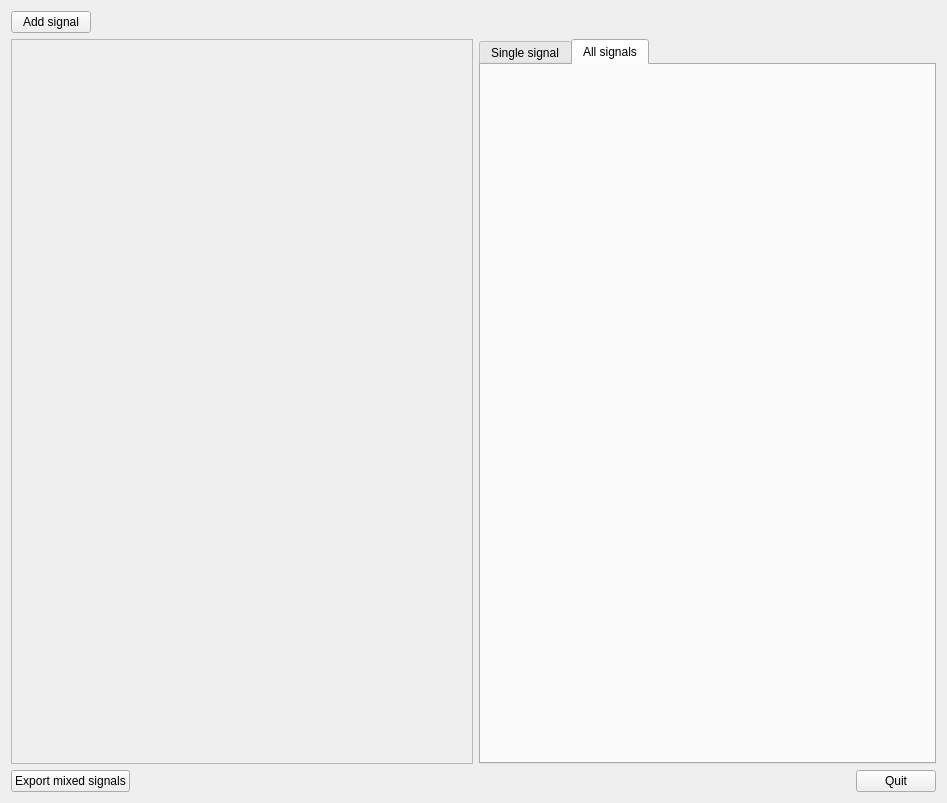
Qt form forms/mainform.ui (echmet/SignalMixer) before a commit.
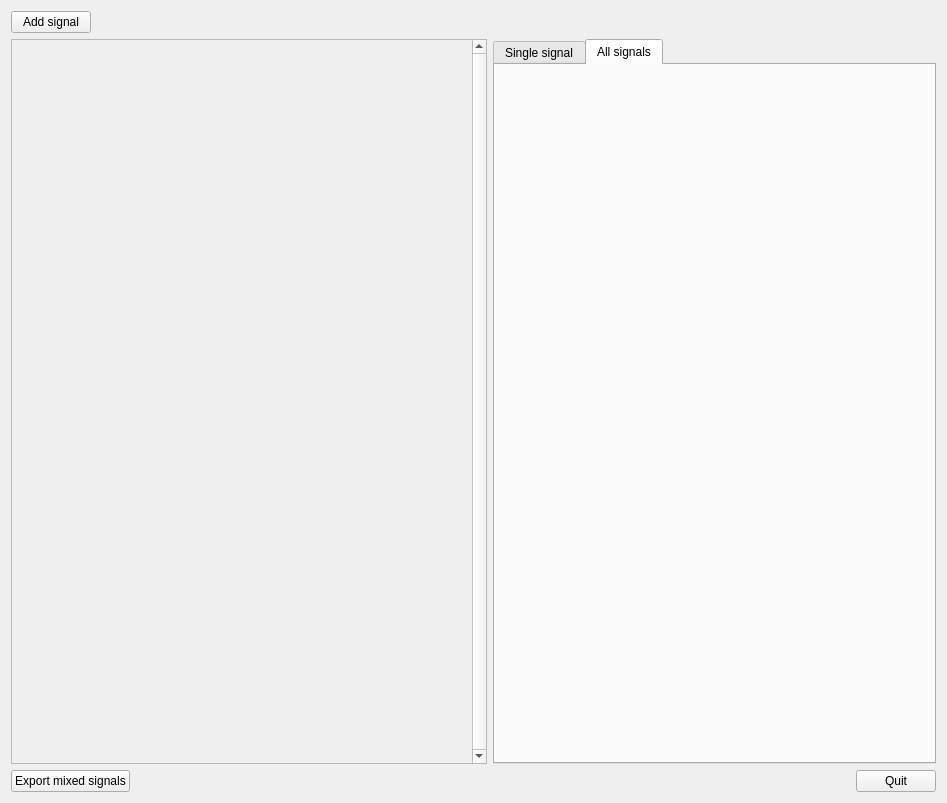
The same form after that commit.

Commit message: Resize the added signals container if the tranformation widget is collapsed or expanded

Patch:
```diff
--- a/forms/mainform.ui
+++ b/forms/mainform.ui
@@ -43,11 +43,14 @@
      <item>
       <widget class="QScrollArea" name="qscrArea_addedSignals">
        <property name="sizePolicy">
-        <sizepolicy hsizetype="Minimum" vsizetype="Preferred">
+        <sizepolicy hsizetype="Fixed" vsizetype="Preferred">
          <horstretch>0</horstretch>
          <verstretch>0</verstretch>
         </sizepolicy>
        </property>
+       <property name="verticalScrollBarPolicy">
+        <enum>Qt::ScrollBarAlwaysOn</enum>
+       </property>
        <property name="horizontalScrollBarPolicy">
         <enum>Qt::ScrollBarAlwaysOff</enum>
        </property>
```
Left out of the diff: 6 changed lines with no effect on the pictures. The commit also changes 7 other files.
